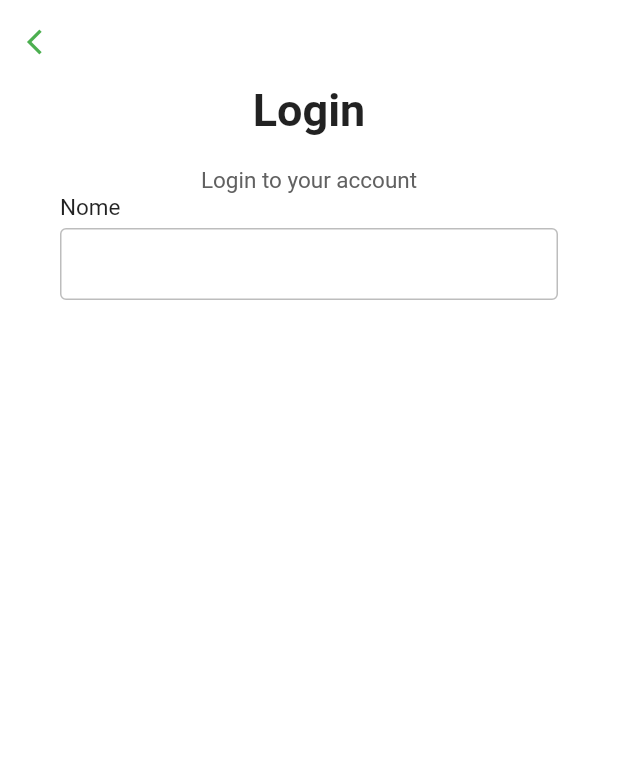
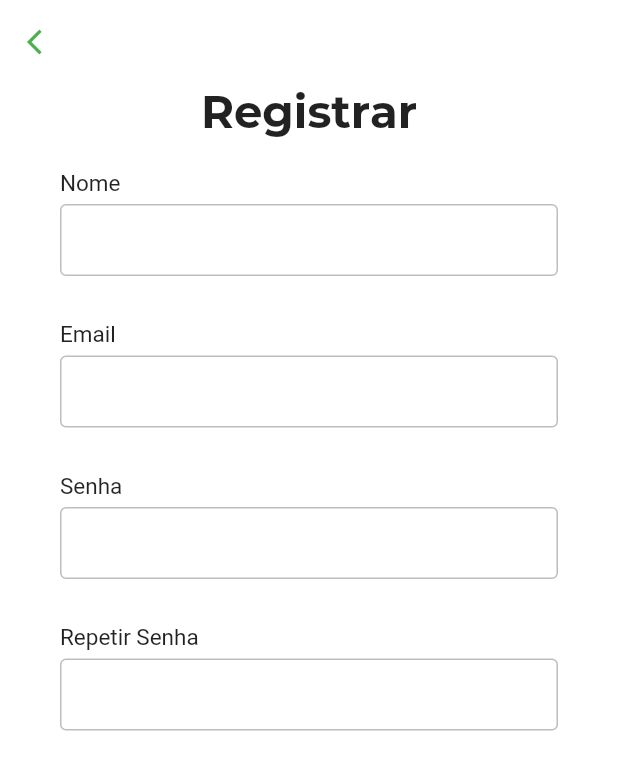
Before and after one commit to renankanu/vegan-food, a Flutter app: the screen it shows after launch, on a phone screen of 412 x 824 dp. Shown: the top 770 px of the screen. Run offline on Flutter 3.47's test engine with Material 2 defaults, Android fonts, the phone set to English and light mode, and no system bars; our stand-ins replace flutter_svg.

```diff
--- a/lib/screens/login/signup.dart
+++ b/lib/screens/login/signup.dart
@@ -32,16 +32,12 @@ class Signup extends StatelessWidget {
                 Column(
                   children: <Widget>[
                     Text(
-                      "Login",
+                      "Registrar",
                       style:
-                          TextStyle(fontSize: 30, fontWeight: FontWeight.bold),
+                          TextStyle(fontSize: 30, fontWeight: FontWeight.bold, fontFamily: 'Montserrat'),
                     ),
                     SizedBox(
                       height: 20,
-                    ),
-                    Text(
-                      "Login to your account",
-                      style: TextStyle(fontSize: 15, color: Colors.grey[700]),
                     ),
                   ],
                 ),
@@ -49,7 +45,10 @@ class Signup extends StatelessWidget {
                   padding: EdgeInsets.symmetric(horizontal: 40),
                   child: Column(
                     children: <Widget>[
-                      CustomInput(label: "Nome",)
+                      CustomInput(label: "Nome",),
+                      CustomInput(label: "Email",),
+                      CustomInput(label: "Senha", obscureText: true,),
+                      CustomInput(label: "Repetir Senha", obscureText: true,),
                     ],
                   ),
                 )
```
